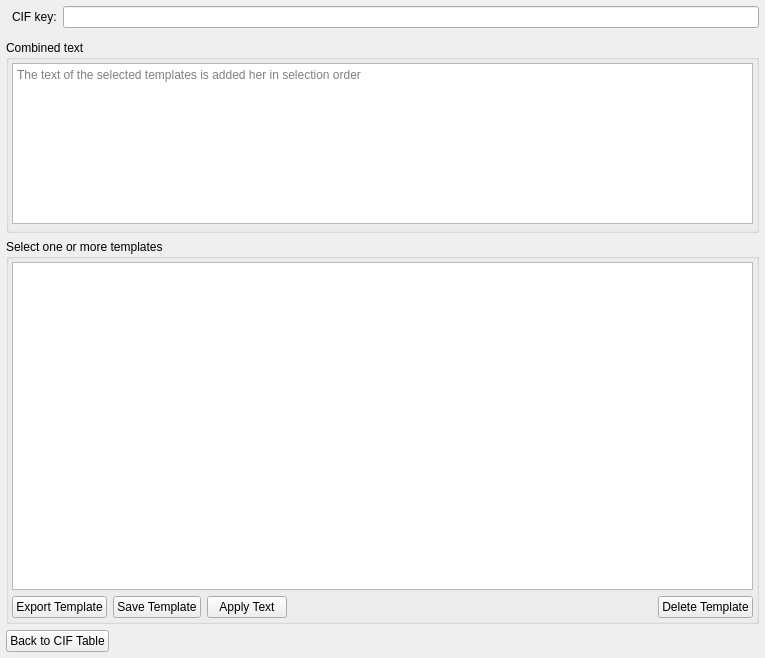
Qt form finalcif/gui/text_templates.ui (dkratzert/FinalCif) before a commit.
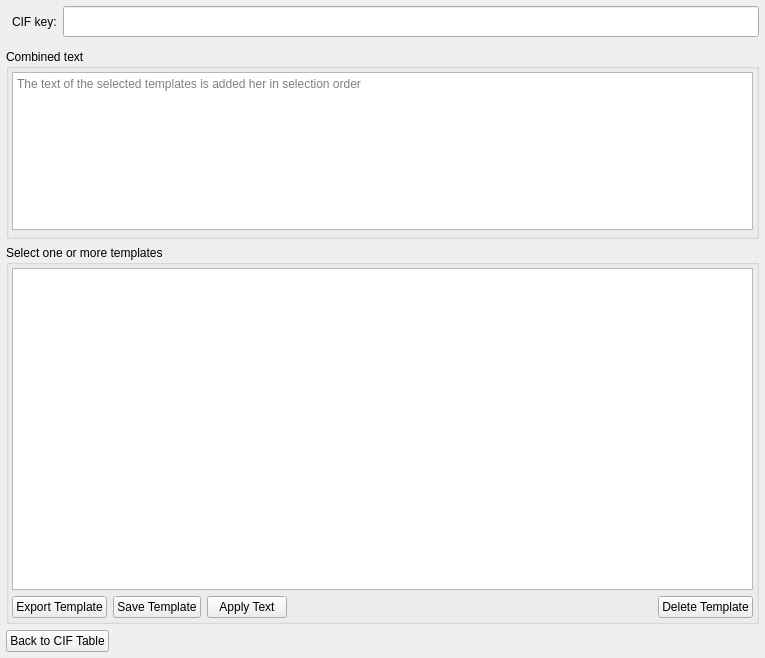
The same form after that commit.

Commit message: menu for text templates works

```diff
--- a/finalcif/gui/text_templates.ui
+++ b/finalcif/gui/text_templates.ui
@@ -42,7 +42,14 @@
       </widget>
      </item>
      <item>
-      <widget class="QLineEdit" name="lineEdit">
+      <widget class="QLineEdit" name="cifKeyLineEdit">
+       <property name="font">
+        <font>
+         <pointsize>14</pointsize>
+         <weight>75</weight>
+         <bold>true</bold>
+        </font>
+       </property>
        <property name="text">
         <string/>
        </property>
```
Left out of the diff: 2 changed lines with no effect on the pictures. The commit also changes 4 other files.
